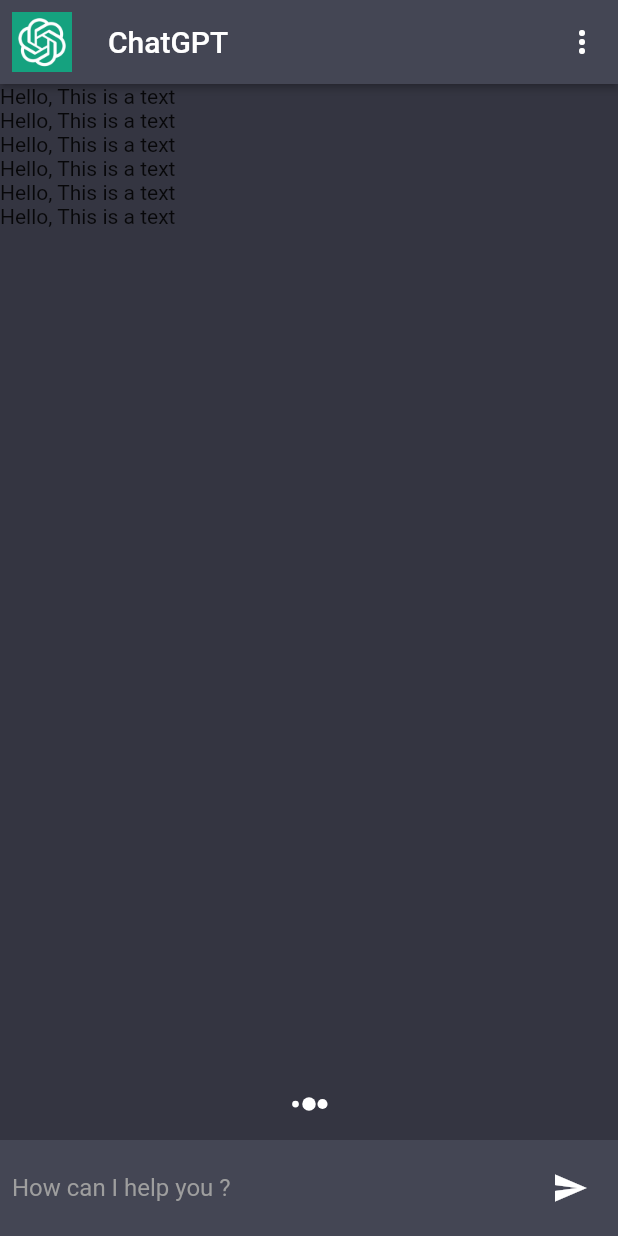
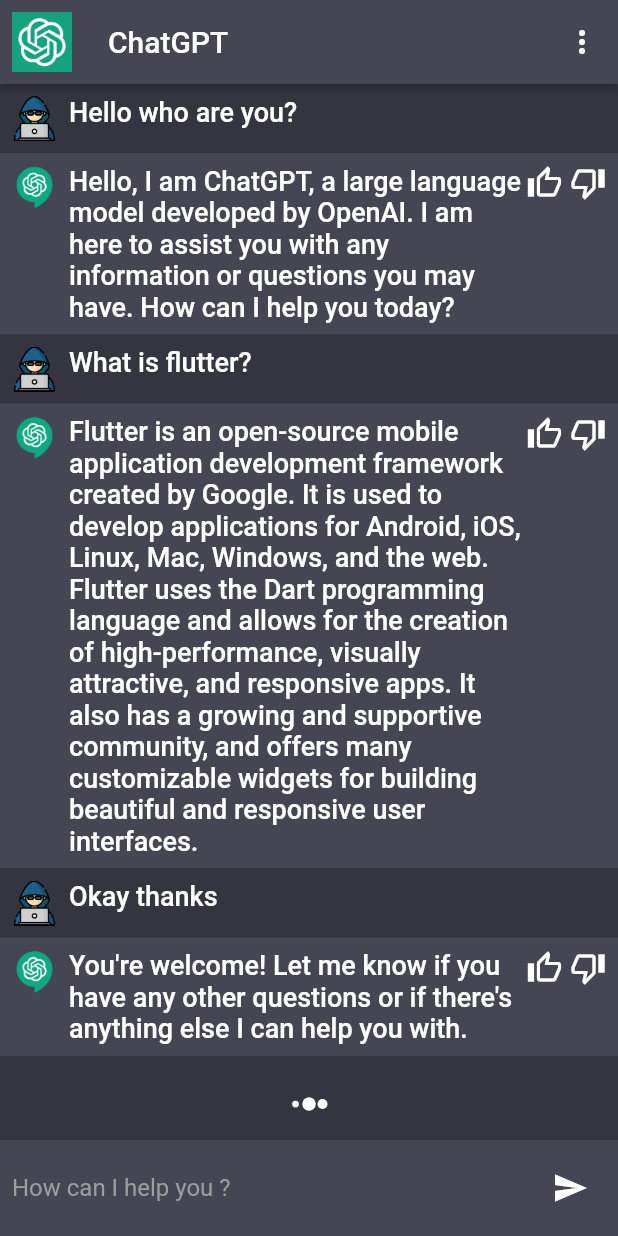
Before and after one commit to minhnhatle104/chat-gpt-Coding_WIth_Hadi, a Flutter app: the screen it shows after launch, on a phone screen of 412 x 824 dp. Run offline on Flutter 3.47's test engine with Material 2 defaults, Android fonts, the phone set to English and light mode, and no system bars; our stand-ins replace flutter_spinkit.

Commit message:
Building chat widget

```diff
--- a/lib/constants/constants.dart
+++ b/lib/constants/constants.dart
@@ -2,3 +2,33 @@ import 'package:flutter/material.dart';
 
 Color scaffoldBackgroundColor = const Color(0xFF343541);
 Color cardColor = const Color(0xFF444654);
+
+final chatMessages = [
+  {
+    "msg": "Hello who are you?",
+    "chatIndex": 0,
+  },
+  {
+    "msg":
+        "Hello, I am ChatGPT, a large language model developed by OpenAI. I am here to assist you with any information or questions you may have. How can I help you today?",
+    "chatIndex": 1,
+  },
+  {
+    "msg": "What is flutter?",
+    "chatIndex": 0,
+  },
+  {
+    "msg":
+        "Flutter is an open-source mobile application development framework created by Google. It is used to develop applications for Android, iOS, Linux, Mac, Windows, and the web. Flutter uses the Dart programming language and allows for the creation of high-performance, visually attractive, and responsive apps. It also has a growing and supportive community, and offers many customizable widgets for building beautiful and responsive user interfaces.",
+    "chatIndex": 1,
+  },
+  {
+    "msg": "Okay thanks",
+    "chatIndex": 0,
+  },
+  {
+    "msg":
+        "You're welcome! Let me know if you have any other questions or if there's anything else I can help you with.",
+    "chatIndex": 1,
+  },
+];
--- a/lib/screens/chat_screen.dart
+++ b/lib/screens/chat_screen.dart
@@ -1,4 +1,5 @@
-import 'package:chat_gpt_demo/constants/constants.dart';
+import '../constants/constants.dart';
+import '../widgets/chat_widget.dart';
 import 'package:flutter/material.dart';
 import 'package:flutter_spinkit/flutter_spinkit.dart';
 
@@ -55,7 +56,12 @@ class _ChatScreenState extends State<ChatScreen> {
               child: ListView.builder(
                 itemCount: 6,
                 itemBuilder: ((context, index) {
-                  return const Text("Hello, This is a text");
+                  return ChatWidget(
+                    msg: chatMessages[index]["msg"].toString(),
+                    chatIndex: int.parse(
+                      chatMessages[index]["chatIndex"].toString(),
+                    ),
+                  );
                 }),
               ),
             ),
--- /dev/null
+++ b/lib/widgets/chat_widget.dart
@@ -0,0 +1,63 @@
+import '../constants/constants.dart';
+import '../widgets/text_widget.dart';
+
+import '../services/assets_manager.dart';
+import 'package:flutter/material.dart';
+
+class ChatWidget extends StatelessWidget {
+  const ChatWidget({super.key, required this.msg, required this.chatIndex});
+
+  final String msg;
+  final int chatIndex;
+
+  @override
+  Widget build(BuildContext context) {
+    return Column(
+      children: [
+        Material(
+          color: chatIndex == 0 ? scaffoldBackgroundColor : cardColor,
+          child: Padding(
+            padding: const EdgeInsets.all(8.0),
+            child: Row(
+              crossAxisAlignment: CrossAxisAlignment.start,
+              children: [
+                Image.asset(
+                  chatIndex == 0
+                      ? AssetsManager.userImage
+                      : AssetsManager.botImage,
+                  height: 30,
+                  width: 30,
+                ),
+                const SizedBox(
+                  width: 8,
+                ),
+                Expanded(
+                  child: TextWidget(
+                    label: msg,
+                  ),
+                ),
+                chatIndex == 0
+                    ? const SizedBox.shrink()
+                    : Row(
+                        mainAxisAlignment: MainAxisAlignment.end,
+                        mainAxisSize: MainAxisSize.min,
+                        children: const [
+                          Icon(
+                            Icons.thumb_up_alt_outlined,
+                            color: Colors.white,
+                          ),
+                          SizedBox(
+                            width: 5,
+                          ),
+                          Icon(Icons.thumb_down_alt_outlined,
+                              color: Colors.white)
+                        ],
+                      ),
+              ],
+            ),
+          ),
+        )
+      ],
+    );
+  }
+}
--- /dev/null
+++ b/lib/widgets/text_widget.dart
@@ -0,0 +1,28 @@
+import 'package:flutter/material.dart';
+
+class TextWidget extends StatelessWidget {
+  const TextWidget(
+      {Key? key,
+      required this.label,
+      this.fontSize = 18,
+      this.color,
+      this.fontWeight})
+      : super(key: key);
+
+  final String label;
+  final double fontSize;
+  final Color? color;
+  final FontWeight? fontWeight;
+  @override
+  Widget build(BuildContext context) {
+    return Text(
+      label,
+      // textAlign: TextAlign.justify,
+      style: TextStyle(
+        color: color ?? Colors.white,
+        fontSize: fontSize,
+        fontWeight: fontWeight ?? FontWeight.w500,
+      ),
+    );
+  }
+}
```
